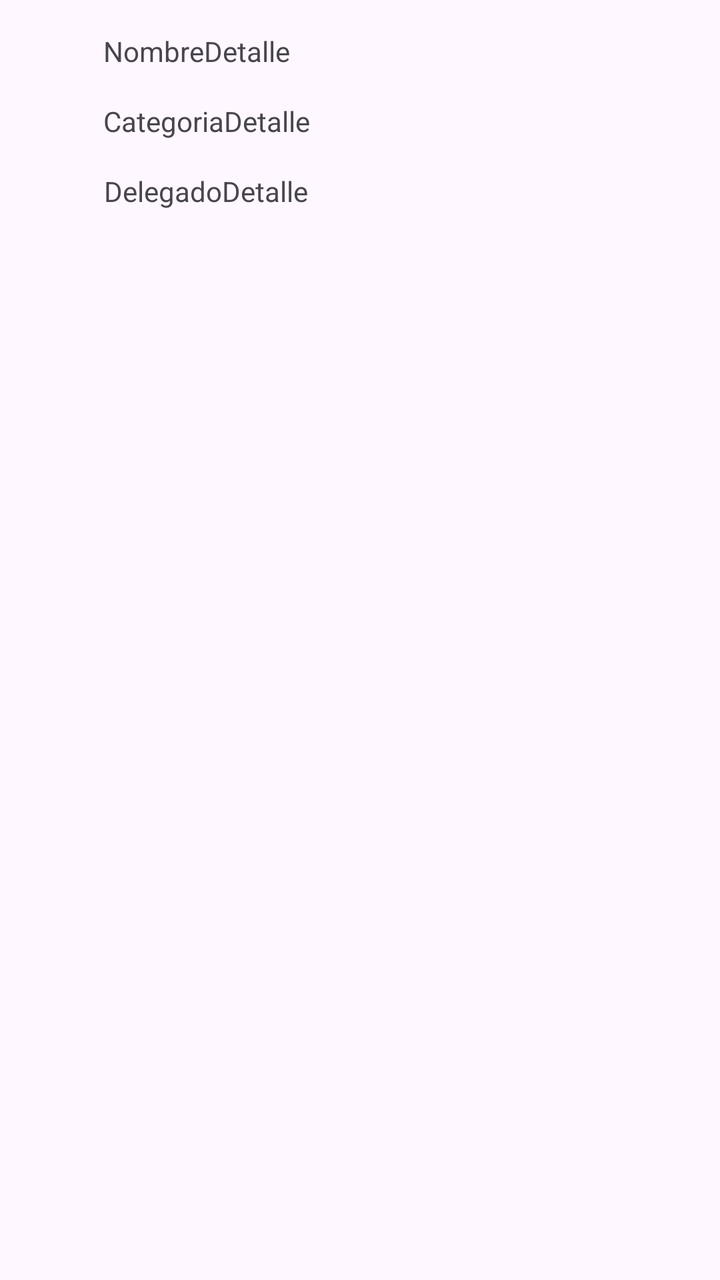
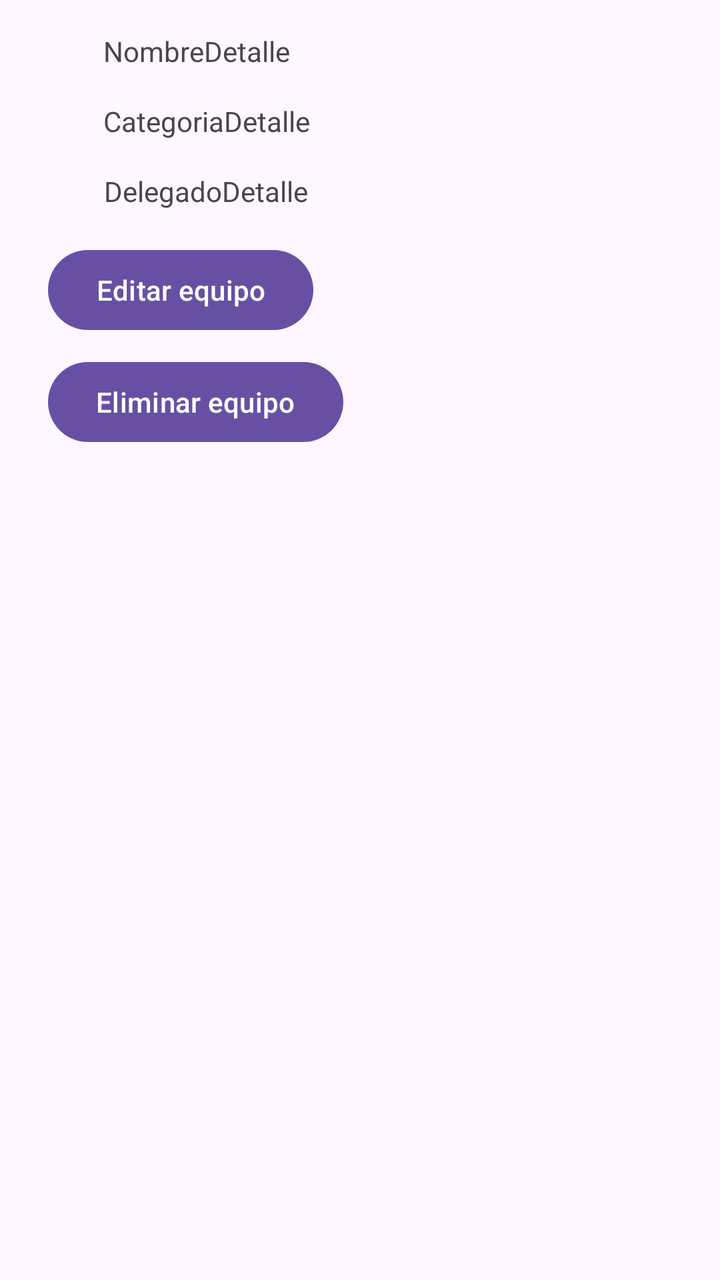

Screens rendered from an Android XML layout before and after an edit, with the pre-edit source and the edit as a unified diff.
<!-- AndroidManifest.xml: application theme Theme.TorneosAmigosHito1 -->
<!-- res/layout/activity_detalle.xml -->
<?xml version="1.0" encoding="utf-8"?>
<androidx.constraintlayout.widget.ConstraintLayout xmlns:android="http://schemas.android.com/apk/res/android"
    xmlns:app="http://schemas.android.com/apk/res-auto"
    xmlns:tools="http://schemas.android.com/tools"
    android:id="@+id/main"
    android:layout_width="match_parent"
    android:layout_height="match_parent"
    tools:context=".controller.DetalleActivity">

    <TextView
        android:id="@+id/tvNombreDetalle"
        android:layout_width="wrap_content"
        android:layout_height="wrap_content"
        android:layout_marginStart="24dp"
        android:layout_marginTop="16dp"
        android:layout_marginEnd="24dp"
        android:text="NombreDetalle"
        app:layout_constraintEnd_toEndOf="parent"
        app:layout_constraintHorizontal_bias="0.126"
        app:layout_constraintStart_toStartOf="parent"
        app:layout_constraintTop_toTopOf="parent" />

    <TextView
        android:id="@+id/tvCategoriaDetalle"
        android:layout_width="wrap_content"
        android:layout_height="wrap_content"
        android:layout_marginStart="24dp"
        android:layout_marginTop="16dp"
        android:layout_marginEnd="24dp"
        android:text="CategoriaDetalle"
        app:layout_constraintEnd_toEndOf="parent"
        app:layout_constraintHorizontal_bias="0.133"
        app:layout_constraintStart_toStartOf="parent"
        app:layout_constraintTop_toBottomOf="@id/tvNombreDetalle" />

    <TextView
        android:id="@+id/tvDelegadoDetalle"
        android:layout_width="wrap_content"
        android:layout_height="wrap_content"
        android:layout_marginStart="24dp"
        android:layout_marginTop="16dp"
        android:layout_marginEnd="24dp"
        android:text="DelegadoDetalle"
        app:layout_constraintEnd_toEndOf="parent"
        app:layout_constraintHorizontal_bias="0.134"
        app:layout_constraintStart_toStartOf="parent"
        app:layout_constraintTop_toBottomOf="@id/tvCategoriaDetalle" />
</androidx.constraintlayout.widget.ConstraintLayout>
<!-- resources referenced by this layout -->
<resources>
  <style name="Theme.TorneosAmigosHito1" parent="Base.Theme.TorneosAmigosHito1" />
  <style name="Base.Theme.TorneosAmigosHito1" parent="Theme.Material3.DayNight.NoActionBar">
          
          
      </style>
</resources>

<!-- the commit's change to res/layout/activity_detalle.xml (unified diff, before → after) -->
@@ -45,4 +45,23 @@
         app:layout_constraintHorizontal_bias="0.134"
         app:layout_constraintStart_toStartOf="parent"
         app:layout_constraintTop_toBottomOf="@id/tvCategoriaDetalle" />
+
+    <Button
+        android:id="@+id/btnEditarEquipo"
+        android:layout_width="wrap_content"
+        android:layout_height="wrap_content"
+        android:layout_marginStart="24dp"
+        android:layout_marginTop="16dp"
+        android:text="Editar equipo"
+        app:layout_constraintStart_toStartOf="parent"
+        app:layout_constraintTop_toBottomOf="@id/tvDelegadoDetalle" />
+
+    <Button
+        android:id="@+id/btnEliminarEquipo"
+        android:layout_width="wrap_content"
+        android:layout_height="wrap_content"
+        android:layout_marginTop="8dp"
+        android:text="Eliminar equipo"
+        app:layout_constraintStart_toStartOf="@id/btnEditarEquipo"
+        app:layout_constraintTop_toBottomOf="@id/btnEditarEquipo" />
 </androidx.constraintlayout.widget.ConstraintLayout>
